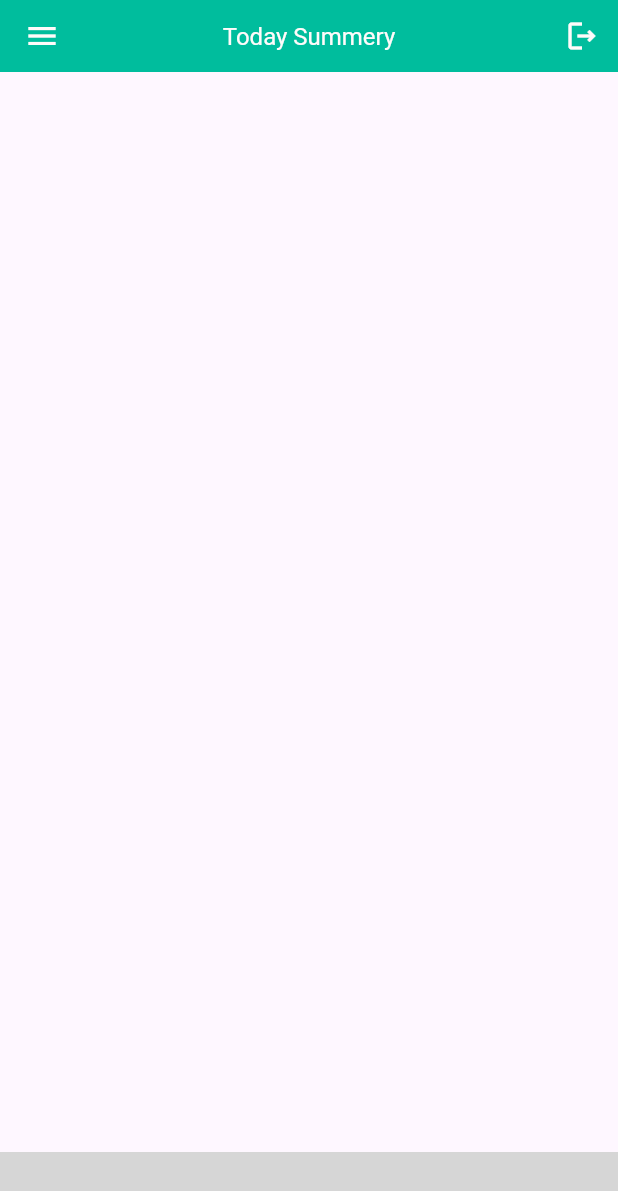
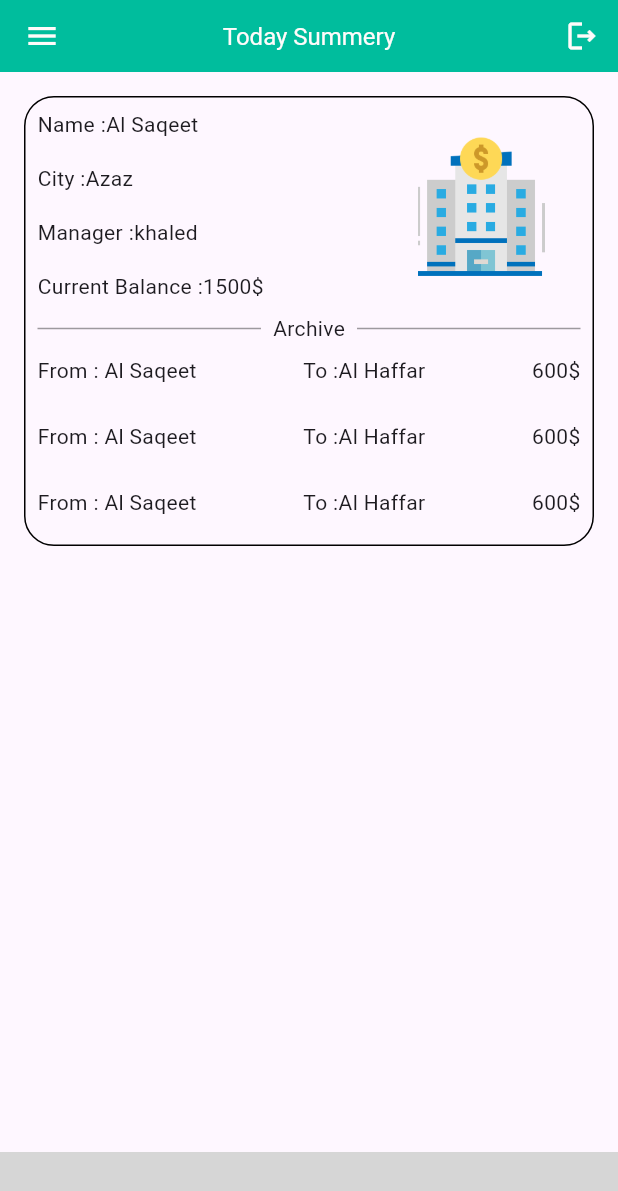
Before and after one commit to Elyas-alnayef/Mony-Transfer-Mobile, a Flutter app: the Home screen opened by its route, on a phone screen of 412 x 824 dp. Shown: the top 1191 px of the screen. Run offline on Flutter 3.47's test engine with Material 3 defaults, Android fonts, the phone set to English and light mode, and no system bars; our stand-ins replace get; missing offline and left inert: ff_navigation_bar_plus; grey boxes are pictures that could not be loaded.

Commit message:
finish-dailysummry

```diff
--- a/lib/core/constant/imageassets.dart
+++ b/lib/core/constant/imageassets.dart
@@ -2,4 +2,5 @@ class Images {
   static const String imagebaserout = "assets/images";
   static const String loginlogo = "$imagebaserout/loginlogo.png";
   static const String applogo = "$imagebaserout/applogo.png";
+  static const String pointlogo = "$imagebaserout/bank.png";
 }
--- a/lib/view/screen/home.dart
+++ b/lib/view/screen/home.dart
@@ -1,4 +1,3 @@
-import 'package:ff_navigation_bar_plus/ff_navigation_bar_plus.dart';
 import 'package:flutter/material.dart';
 import 'package:get/get.dart';
 import 'package:transferapp/core/constant/color.dart';
@@ -8,7 +7,6 @@ import 'package:transferapp/view/widget/appbar.dart';
 import '../../controller/bottomnavicationbar.dart';
 import '../widget/bottomnavicationbar.dart';
 import '../widget/drawer.dart';
-import '../widget/drawerbutton.dart';
 
 class Home extends StatelessWidget {
   const Home({super.key});
@@ -18,8 +16,111 @@ class Home extends StatelessWidget {
     Bottomnavicationbarcontroller bottomcontroller =
         Get.put(Bottomnavicationbarcontroller());
     return Scaffold(
-        drawer: drawer(),
-        appBar: appbar(title: "Today Summery"),
-        bottomNavigationBar: bottombar(controller: bottomcontroller));
+      drawer: drawer(),
+      appBar: appbar(title: "Today Summery"),
+      bottomNavigationBar: bottombar(controller: bottomcontroller),
+      body: Padding(
+        padding: const EdgeInsets.all(16.0),
+        child: Container(
+          padding: EdgeInsets.all(8.0),
+          decoration: BoxDecoration(
+              borderRadius: BorderRadius.circular(20), border: Border.all()),
+          height: 300,
+          width: double.infinity,
+          child: Column(
+            children: [
+              Row(
+                children: [
+                  Expanded(
+                    flex: 3,
+                    child: Column(
+                      children: [
+                        Row(
+                          children: [
+                            Text("Name :"),
+                            Text("Al Saqeet"),
+                          ],
+                        ),
+                        SizedBox(
+                          height: 16,
+                        ),
+                        Row(
+                          children: [
+                            Text("City :"),
+                            Text("Azaz"),
+                          ],
+                        ),
+                        SizedBox(
+                          height: 16,
+                        ),
+                        Row(
+                          children: [
+                            Text("Manager :"),
+                            Text("khaled"),
+                          ],
+                        ),
+                        SizedBox(
+                          height: 16,
+                        ),
+                        Row(
+                          children: [
+                            Text("Current Balance :"),
+                            Text("1500\$"),
+                          ],
+                        ),
+                      ],
+                    ),
+                  ),
+                  Expanded(
+                    flex: 1,
+                    child: Container(
+                      width: 100,
+                      height: 100,
+                      child: Image.asset(Images.pointlogo, fit: BoxFit.cover),
+                    ),
+                  ),
+                  SizedBox(
+                    width: 24,
+                  ),
+                ],
+              ),
+              SizedBox(
+                height: 8,
+              ),
+              Row(
+                children: [
+                  Expanded(
+                      child: Divider(color: Appcolor.subtitl, thickness: 1.0)),
+                  Padding(
+                    padding: const EdgeInsets.symmetric(horizontal: 8.0),
+                    child: Text("Archive"),
+                  ),
+                  Expanded(
+                      child: Divider(color: Appcolor.subtitl, thickness: 1.0)),
+                ],
+              ),
+              SizedBox(
+                height: 8,
+              ),
+              Expanded(
+                child: ListView.separated(
+                    itemBuilder: (context, index) => Row(
+                          mainAxisAlignment: MainAxisAlignment.spaceBetween,
+                          children: [
+                            Text("From : Al Saqeet"),
+                            Text("To :Al Haffar"),
+                            Text("600\$"),
+                          ],
+                        ),
+                    separatorBuilder: (context, index) => SizedBox(
+                          height: 24,
+                        ),
+                    itemCount: 6),
+              )
+            ],
+          ),
+        ),
+      ),
+    );
   }
 }
```
Also changed, not shown: assets/images/bank.png (added).
